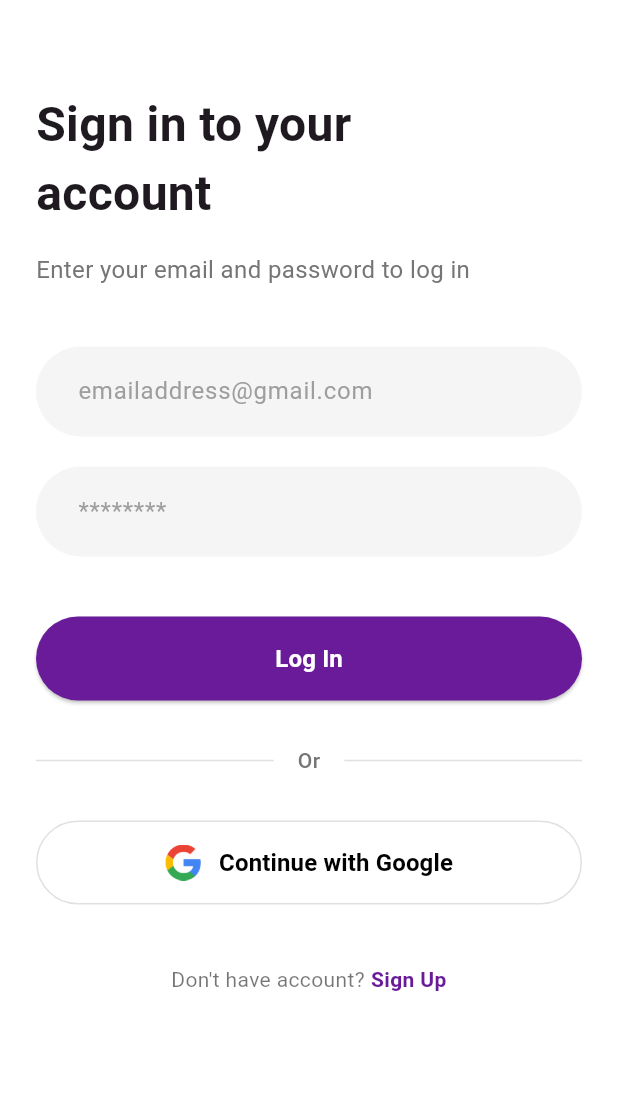
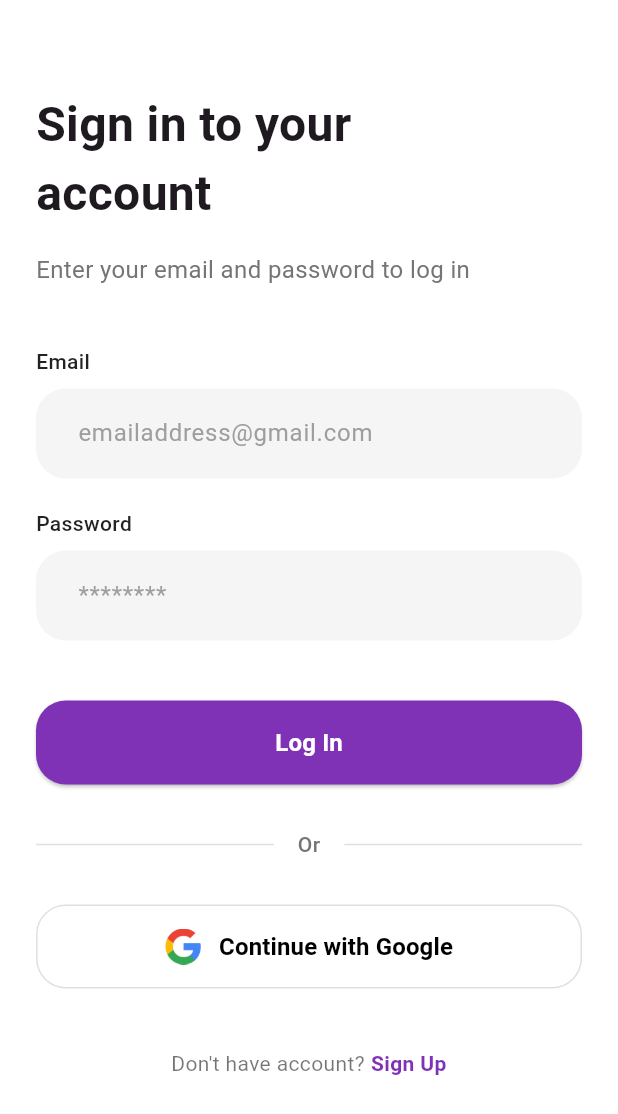
Before and after one commit to OleksaLv/mealize, a Flutter app: the screen it shows after launch, on a phone screen of 412 x 824 dp. Shown: the top 1114 px of the screen. Run offline on Flutter 3.47's test engine with Material 3 defaults, Android fonts, the light colour scheme and no system bars.

Commit message:
fix-widgets-styles

```diff
--- a/lib/core/screens/login_screen.dart
+++ b/lib/core/screens/login_screen.dart
@@ -52,12 +52,14 @@ class LoginScreen extends StatelessWidget {
 
                 // Кастомний віджет поля для Email
                 const AppTextField(
+                  labelText: 'Email',
                   hintText: 'emailaddress@gmail.com',
                 ),
                 const SizedBox(height: 20),
 
                 // Кастомний віджет поля для Пароля
                 const AppTextField(
+                  labelText: 'Password',
                   hintText: '********',
                   obscureText: true,
                 ),
--- a/lib/core/widgets/app_text_field.dart
+++ b/lib/core/widgets/app_text_field.dart
@@ -3,50 +3,57 @@ import 'package:flutter/material.dart';
 class AppTextField extends StatelessWidget {
   const AppTextField({
     super.key,
-    required this.hintText,
-    this.obscureText = false, // За замовчуванням текст не приховано
+    required this.labelText,
+    this.hintText,
+    this.obscureText = false,
     this.controller,
   });
 
+  /// Підпис, який відображається над полем
+  final String labelText;
+
   /// Підказка, яка відображається у полі
-  final String hintText;
-
-  /// Чи потрібно приховувати текст
+  final String? hintText;
   final bool obscureText;
-
-  /// Контролер для керування текстом
   final TextEditingController? controller;
 
   @override
   Widget build(BuildContext context) {
-    // TextFormField для майбутньої валідації,
-    // поки він працює як звичайний TextField.
-    return TextFormField(
+    return Column(
+      crossAxisAlignment: CrossAxisAlignment.start,
+      children: [
+        // Віджет для підпису над полем
+        Text(
+          labelText,
+          style: const TextStyle(
+            fontSize: 14,
+            fontWeight: FontWeight.w500,
+            color: Colors.black87,
+          ),
+        ),
+        // Відступ між підписом та полем вводу
+        const SizedBox(height: 8),
+
+        // Текстове поле
+        TextFormField(
           controller: controller,
           obscureText: obscureText,
           decoration: InputDecoration(
             hintText: hintText,
-        // Стиль для тексту-підказки
             hintStyle: TextStyle(color: Colors.grey.shade500),
-
-        // Задаємо колір фону поля вводу
             filled: true,
             fillColor: Colors.grey.shade100,
-
-        // Стиль рамки
             border: OutlineInputBorder(
-          // Таке ж заокруглення, як у кнопки
-          borderRadius: BorderRadius.circular(30.0),
-          // Рамка невидима
+              borderRadius: BorderRadius.circular(20.0),
               borderSide: BorderSide.none,
             ),
-
-        // Внутрішні відступи для тексту
             contentPadding: const EdgeInsets.symmetric(
               horizontal: 24,
               vertical: 18,
             ),
           ),
+        ),
+      ],
     );
   }
 }
--- a/lib/core/widgets/primary_button.dart
+++ b/lib/core/widgets/primary_button.dart
@@ -30,7 +30,7 @@ class PrimaryButton extends StatelessWidget {
           foregroundColor: Theme.of(context).colorScheme.onPrimary,
           shape: RoundedRectangleBorder(
             // Робимо кути заокругленими, як у дизайні
-            borderRadius: BorderRadius.circular(30.0),
+            borderRadius: BorderRadius.circular(20.0),
           ),
         ),
         child: Text(
--- a/lib/core/widgets/social_auth_button.dart
+++ b/lib/core/widgets/social_auth_button.dart
@@ -25,7 +25,7 @@ class SocialAuthButton extends StatelessWidget {
           // Стиль рамки
           side: BorderSide(color: Colors.grey.shade300, width: 1),
           shape: RoundedRectangleBorder(
-            borderRadius: BorderRadius.circular(30.0),
+            borderRadius: BorderRadius.circular(20.0),
           ),
         ),
         child: Row(
--- a/lib/main.dart
+++ b/lib/main.dart
@@ -16,9 +16,9 @@ class MyApp extends StatelessWidget {
         // Налаштовуємо головні кольори теми
         colorScheme: ColorScheme.fromSeed(
           // Це фіолетовий, схожий на твій дизайн
-          seedColor: const Color(0xFF6A1B9A),
+          seedColor: const Color(0xFF7F32B5),
           // Вказуємо його як основний
-          primary: const Color(0xFF6A1B9A),
+          primary: const Color(0xFF7F32B5),
           // Вказуємо, що текст на ньому має бути білим
           onPrimary: Colors.white,
         ),
```
Lines whose indentation alone changed are shown as unchanged.
